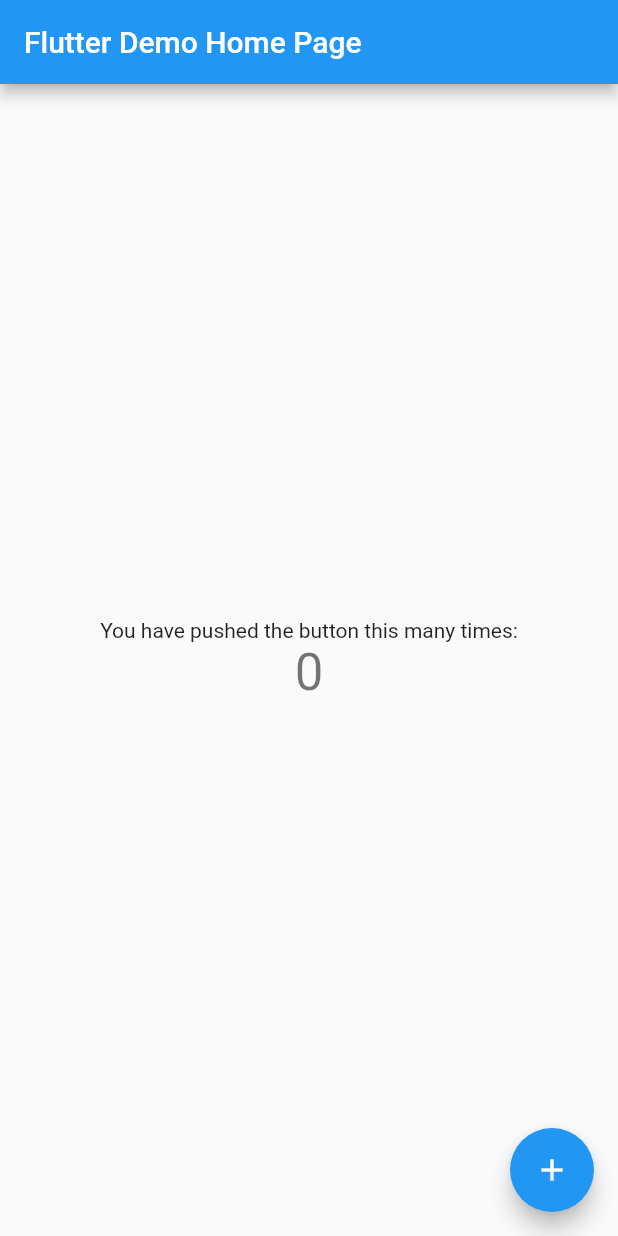
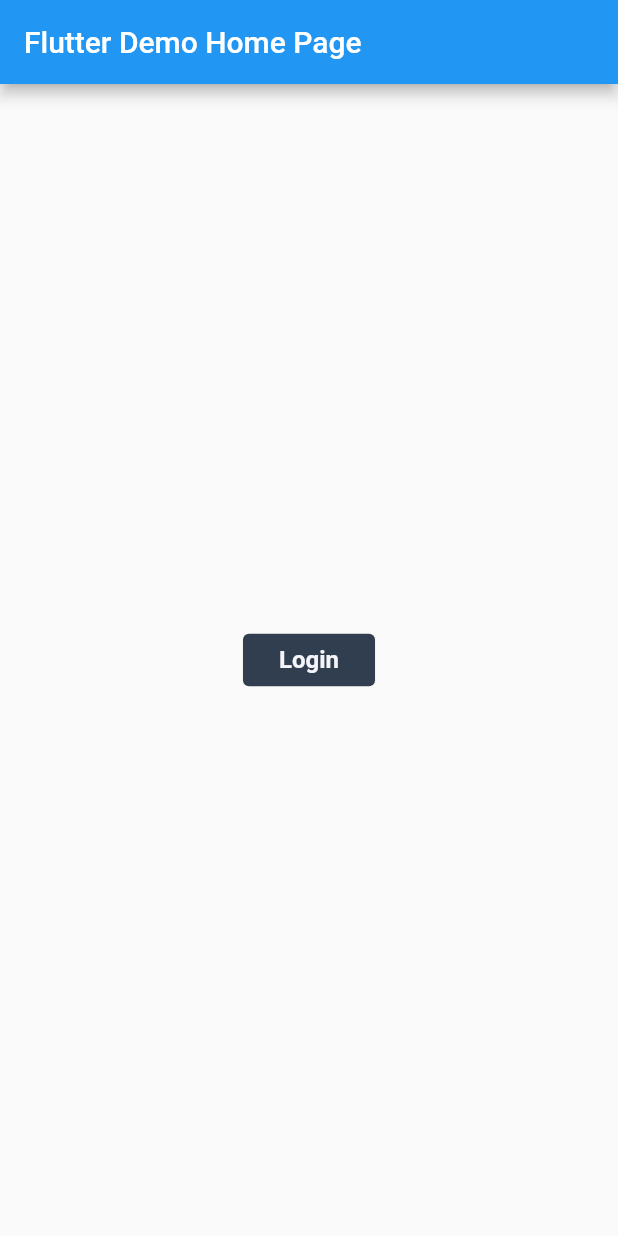
Before and after one commit to rokr1590/aakar-foundry, a Flutter app: the screen it shows after launch, on a phone screen of 412 x 824 dp. Run offline on Flutter 3.47's test engine with Material 2 defaults, Android fonts, the phone set to English and light mode, and no system bars; missing offline and left inert: dart:ffi.

Commit message:
initial structure draft 1

```diff
--- /dev/null
+++ b/lib/colors.dart
@@ -0,0 +1,9 @@
+import 'package:flutter/material.dart';
+
+class Colorselect {
+  static Color primaryColor = const Color(0xFF313E50);
+  static Color primaryLight = const Color(0xFF3A435E);
+  static Color secondaryColor = const Color(0xFF6A7D8E);
+  static Color bgDark = const Color(0xFFC7CEDB);
+  static Color bgLight = const Color(0xFFF4F4F9);
+}
--- a/lib/main.dart
+++ b/lib/main.dart
@@ -1,3 +1,4 @@
+import 'package:aakarfoundry/widget/buttons.dart';
 import 'package:flutter/material.dart';
 
 void main() {
@@ -10,36 +11,15 @@ class MyApp extends StatelessWidget {
   // This widget is the root of your application.
   @override
   Widget build(BuildContext context) {
-    return MaterialApp(
+    return const MaterialApp(
       title: 'Flutter Demo',
-      theme: ThemeData(
-        // This is the theme of your application.
-        //
-        // Try running your application with "flutter run". You'll see the
-        // application has a blue toolbar. Then, without quitting the app, try
-        // changing the primarySwatch below to Colors.green and then invoke
-        // "hot reload" (press "r" in the console where you ran "flutter run",
-        // or simply save your changes to "hot reload" in a Flutter IDE).
-        // Notice that the counter didn't reset back to zero; the application
-        // is not restarted.
-        primarySwatch: Colors.blue,
-      ),
-      home: const MyHomePage(title: 'Flutter Demo Home Page'),
+      home: MyHomePage(title: 'Flutter Demo Home Page'),
     );
   }
 }
 
 class MyHomePage extends StatefulWidget {
   const MyHomePage({super.key, required this.title});
-
-  // This widget is the home page of your application. It is stateful, meaning
-  // that it has a State object (defined below) that contains fields that affect
-  // how it looks.
-
-  // This class is the configuration for the state. It holds the values (in this
-  // case the title) provided by the parent (in this case the App widget) and
-  // used by the build method of the State. Fields in a Widget subclass are
-  // always marked "final".
 
   final String title;
 
@@ -48,68 +28,23 @@ class MyHomePage extends StatefulWidget {
 }
 
 class _MyHomePageState extends State<MyHomePage> {
-  int _counter = 0;
-
-  void _incrementCounter() {
-    setState(() {
-      // This call to setState tells the Flutter framework that something has
-      // changed in this State, which causes it to rerun the build method below
-      // so that the display can reflect the updated values. If we changed
-      // _counter without calling setState(), then the build method would not be
-      // called again, and so nothing would appear to happen.
-      _counter++;
-    });
-  }
-
   @override
   Widget build(BuildContext context) {
-    // This method is rerun every time setState is called, for instance as done
-    // by the _incrementCounter method above.
-    //
-    // The Flutter framework has been optimized to make rerunning build methods
-    // fast, so that you can just rebuild anything that needs updating rather
-    // than having to individually change instances of widgets.
     return Scaffold(
       appBar: AppBar(
-        // Here we take the value from the MyHomePage object that was created by
-        // the App.build method, and use it to set our appbar title.
         title: Text(widget.title),
       ),
       body: Center(
-        // Center is a layout widget. It takes a single child and positions it
-        // in the middle of the parent.
         child: Column(
-          // Column is also a layout widget. It takes a list of children and
-          // arranges them vertically. By default, it sizes itself to fit its
-          // children horizontally, and tries to be as tall as its parent.
-          //
-          // Invoke "debug painting" (press "p" in the console, choose the
-          // "Toggle Debug Paint" action from the Flutter Inspector in Android
-          // Studio, or the "Toggle Debug Paint" command in Visual Studio Code)
-          // to see the wireframe for each widget.
-          //
-          // Column has various properties to control how it sizes itself and
-          // how it positions its children. Here we use mainAxisAlignment to
-          // center the children vertically; the main axis here is the vertical
-          // axis because Columns are vertical (the cross axis would be
-          // horizontal).
           mainAxisAlignment: MainAxisAlignment.center,
-          children: <Widget>[
-            const Text(
-              'You have pushed the button this many times:',
-            ),
-            Text(
-              '$_counter',
-              style: Theme.of(context).textTheme.headlineMedium,
+          children: const <Widget>[
+            LoginButton(
+              type: Type.primary,
+              size: ButtonSize.large,
             ),
           ],
         ),
       ),
-      floatingActionButton: FloatingActionButton(
-        onPressed: _incrementCounter,
-        tooltip: 'Increment',
-        child: const Icon(Icons.add),
-      ), // This trailing comma makes auto-formatting nicer for build methods.
     );
   }
 }
--- /dev/null
+++ b/lib/widget/buttons.dart
@@ -0,0 +1,53 @@
+import 'dart:ffi';
+
+import 'package:flutter/material.dart';
+import 'package:aakarfoundry/colors.dart';
+
+enum ButtonSize { large, small }
+
+enum Type { primary, secondary, outlined }
+
+class LoginButton extends StatelessWidget {
+  final ButtonSize size;
+  final Type type;
+
+  const LoginButton({
+    super.key,
+    this.type = Type.primary,
+    this.size = ButtonSize.large,
+  });
+
+  @override
+  Widget build(BuildContext context) {
+    return Container(
+        padding: size == ButtonSize.large
+            ? EdgeInsets.symmetric(horizontal: 24.0, vertical: 8.0)
+            : EdgeInsets.symmetric(horizontal: 16.0, vertical: 4.0),
+        decoration: BoxDecoration(
+          borderRadius: BorderRadius.circular(4.0),
+          border: type == Type.outlined ? Border.all(width: 2.0) : null,
+          color: getColor(type),
+        ),
+        child: Text(
+          "Login",
+          style: TextStyle(
+            color: type == Type.primary
+                ? Colorselect.bgLight
+                : Colorselect.primaryColor,
+            fontSize: size == ButtonSize.large ? 16.0 : 14.0,
+            fontWeight:
+            size == ButtonSize.large ? FontWeight.bold : FontWeight.w500,
+          ),
+        ));
+  }
+}
+
+Color getColor(Type type) {
+  if (type == Type.primary) {
+    return Colorselect.primaryColor;
+  } else if (type == Type.secondary) {
+    return Colorselect.secondaryColor;
+  } else {
+    return Colors.white;
+  }
+}
```
